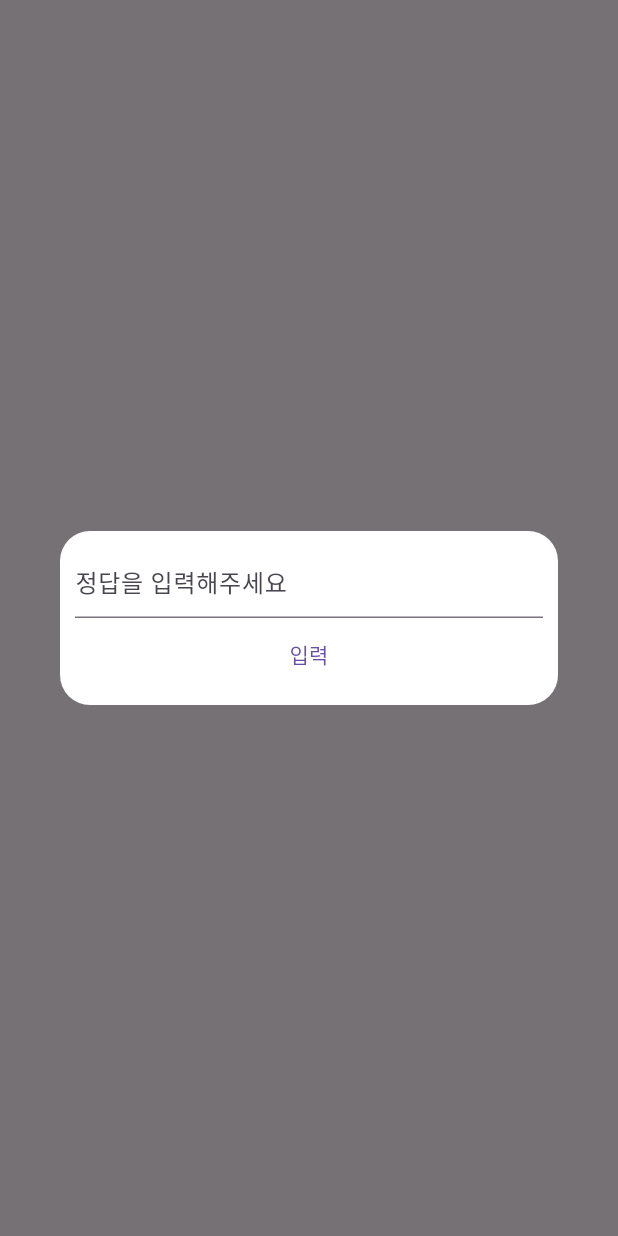
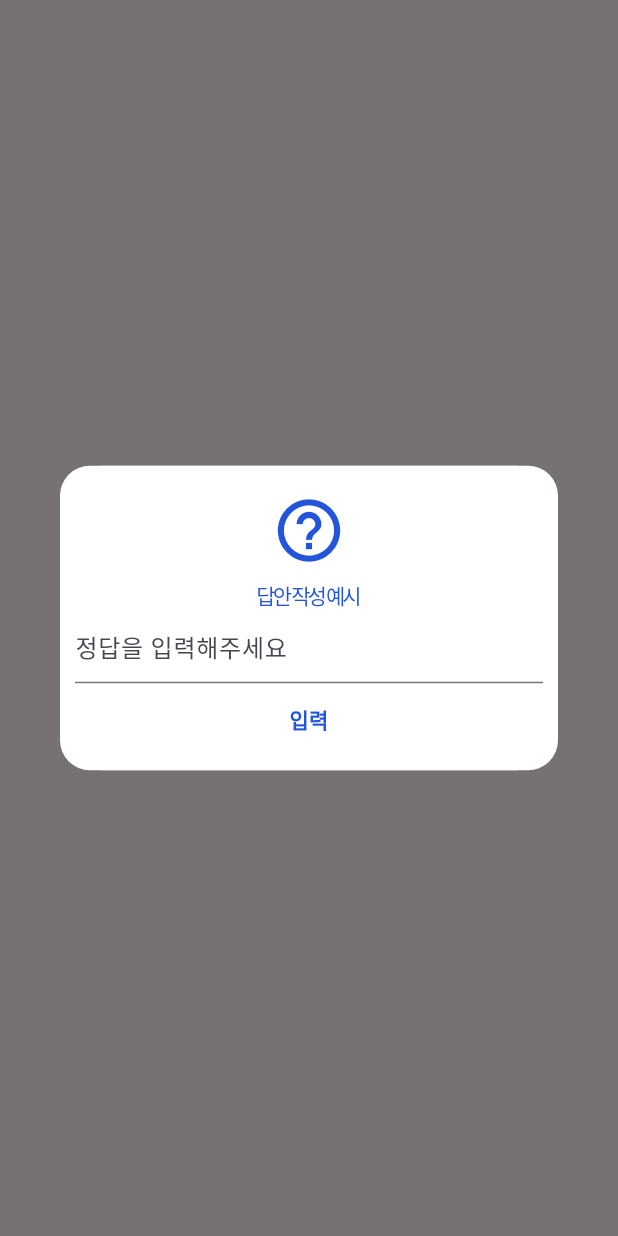
Before and after one commit to CarniRabbit/coding_cow_app, a Flutter app: what answer_input_dialog() shows on an empty page, opened directly, on a phone screen of 412 x 824 dp. Run offline on Flutter 3.47's test engine with Material 3 defaults, Android fonts, the phone set to English and light mode, and no system bars; our stand-ins replace cloud_firestore, firebase_auth, firebase_core, fl_chart, flutter_html, flutter_markdown; accounts and stored records are empty; network calls fail; Roboto replaces fonts that are missing (NanumCoding).

Commit message:
modify users DB and add tooltip on answer popup

```diff
--- a/lib/login.dart
+++ b/lib/login.dart
@@ -15,7 +15,6 @@ class Login_Page extends StatefulWidget{
 }
 
 class _LoginPageState extends State<Login_Page> {
-  final FirebaseAuth _auth = FirebaseAuth.instance;
   final TextEditingController _emailController = TextEditingController();
   final TextEditingController _passwordController = TextEditingController();
 
@@ -23,10 +22,11 @@ class _LoginPageState extends State<Login_Page> {
 
   Future<void> _signInwithEmailAndPassword() async {
     try {
-      UserCredential userCredential = await _auth.signInWithEmailAndPassword(
+      UserCredential userCredential = await auth.signInWithEmailAndPassword(
         email: _emailController.text.trim(),
         password: _passwordController.text.trim(),
       );
+
       await handleDailyAttendance(userCredential.user!.uid);
 
       Navigator.of(context).pushReplacement(
--- a/lib/problem.dart
+++ b/lib/problem.dart
@@ -38,7 +38,7 @@ class Problem_Page extends StatelessWidget {
         home: Scaffold(
           resizeToAvoidBottomInset: false,
           body: FutureBuilder(
-            future: fromFirestore("Problems"),
+            future: problemsFromFirestore(),
             builder: (BuildContext context, AsyncSnapshot<dynamic> snapshot) {
               // problem_no = Random().nextInt(get_problems.length); // 문제 랜덤 선정
               if (snapshot.hasData) { // 데이터가 전부 로드되었을 때
--- a/lib/problem_notice.dart
+++ b/lib/problem_notice.dart
@@ -39,12 +39,13 @@ class Problem_Notice_Page extends StatelessWidget {
         home: Scaffold(
           resizeToAvoidBottomInset: false,
           body: FutureBuilder(
-            future: fromFirestore("Problems"),
+            future: problemsFromFirestore(),
             builder: (BuildContext context, AsyncSnapshot<dynamic> snapshot) {
               if (snapshot.hasData) { // 데이터가 다 로드 되었을 때
                 problem_no = Random().nextInt(get_problems.length); // 문제 랜덤 선정
                 return SafeArea( // 앱이 상태창 아래부터 표시되도록 함
                   bottom: false,
+                  child: SingleChildScrollView(
                     child: Column(
                       children: [
                         TopBar(),
@@ -165,6 +166,7 @@ class Problem_Notice_Page extends StatelessWidget {
                         )
                       ],
                     ),
+                  ),
                 );
               }
 
--- a/lib/result_solution.dart
+++ b/lib/result_solution.dart
@@ -31,7 +31,7 @@ class Result_Solution extends StatelessWidget {
         ),
         home: Scaffold(
           body: FutureBuilder( // 앱이 상태창 아래부터 표시되도록 함
-            future: fromFirestore("Problems"),
+            future: problemsFromFirestore(),
             builder: (BuildContext context, AsyncSnapshot<dynamic> snapshot) {
               if (snapshot.hasData) {
                 return SafeArea(
--- a/lib/widgets/main_address_input.dart
+++ b/lib/widgets/main_address_input.dart
@@ -3,6 +3,7 @@
  * 딩카 메인 화면 - 주소창(닉네임 표시)
  */
 
+import 'package:coding_cow_app/data.dart';
 import 'package:flutter/material.dart';
 
 class Main_Adress_Input extends StatelessWidget {
@@ -27,7 +28,7 @@ class Main_Adress_Input extends StatelessWidget {
               margin: EdgeInsets.only(left: 15),
               // nickname 왼쪽에 여백
               child: Text(
-                'nickname.com',
+                get_nickname+'.com',
                 style: TextStyle(
                   fontSize: 20,
                 ),
--- a/lib/widgets/problem_answer_input_popup.dart
+++ b/lib/widgets/problem_answer_input_popup.dart
@@ -19,6 +19,22 @@ void answer_input_dialog(context) {
           child: Column(
             mainAxisSize: MainAxisSize.min,
             children: [
+              IconButton(
+                icon: Icon(Icons.help_outline),
+                color: Color(0xff2355DA),
+                iconSize: 50,
+                tooltip: "연산자와 피연산자는 띄어쓰기가 불가합니다.\n아래 예시를 참고하여 정답을 작성해주세요.\nex)\nresult = a * b / c (X)\nresult=a*b/c (O)",
+                onPressed: () {
+
+                },
+              ),
+              Text(
+                '답안 작성 예시',
+                style: TextStyle(
+                  color: Color(0xff2355DA),
+                  letterSpacing: -2,
+                ),
+              ),
               TextField( // input
                 controller: _answerEditController,
                 decoration: InputDecoration(
@@ -63,6 +79,10 @@ void answer_input_dialog(context) {
                   },
                   child: Text(
                     '입력',
+                    style: TextStyle(
+                      color: Color(0xff2355DA),
+                      fontWeight: FontWeight.bold,
+                    ),
                   )
               ),
             ],
```
Also changed, not shown: lib/data.dart (+25 -6 lines), lib/main.dart (+15 -1 lines), lib/sign_up.dart (+9 -2 lines). Lines whose indentation alone changed are shown as unchanged.
